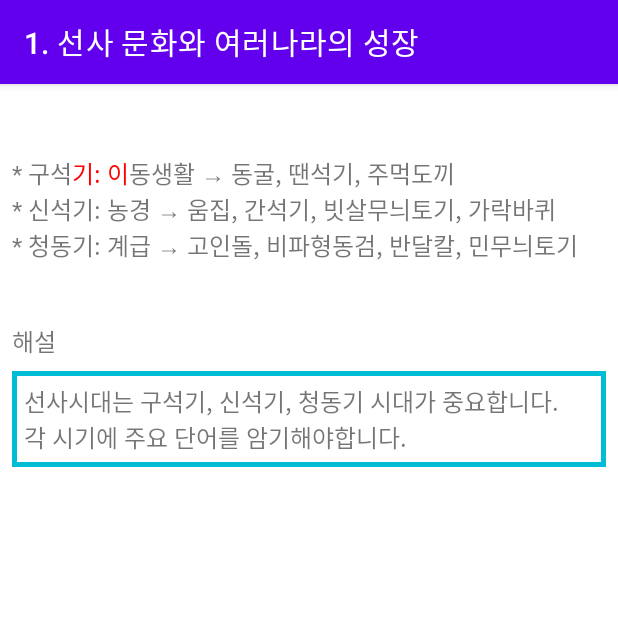
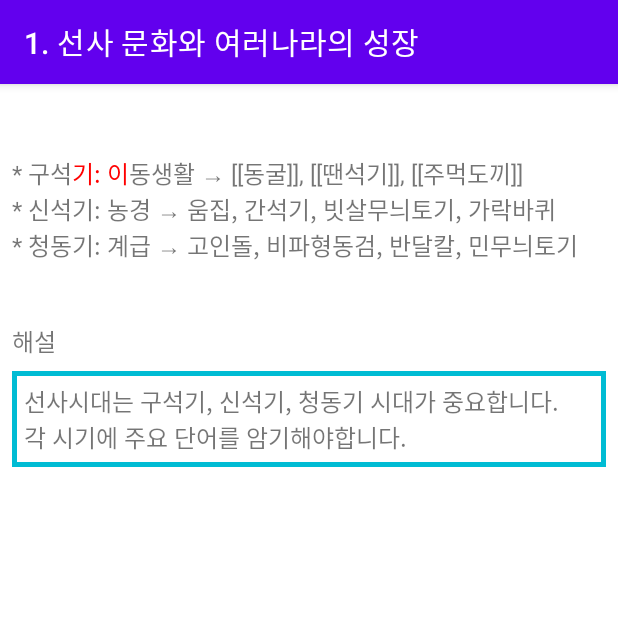
Before and after one commit to jbiglion22/KoreanHistoryNote, an Android app: the screen it shows after launch (ContentActivity), after a tap on "1. 선사 문화와 여러나라의 성장", on a phone screen of 412 x 824 dp, the top half of it. Run offline under Robolectric (Android 15) with nearby library versions, the light colour scheme and no system bars.

Commit message:
2022/6/6

```diff
--- a/app/src/main/java/com/jbiglion22/koreanhistorynote/ContentActivity.kt
+++ b/app/src/main/java/com/jbiglion22/koreanhistorynote/ContentActivity.kt
@@ -5,12 +5,16 @@ import android.os.Bundle
 import android.text.SpannableStringBuilder
 import android.text.Spanned
 import android.text.style.ForegroundColorSpan
+import android.util.Log
 import android.view.View
 import androidx.appcompat.app.AppCompatActivity
+import androidx.core.content.PackageManagerCompat.LOG_TAG
 import com.jbiglion22.koreanhistorynote.databinding.ActivityContentBinding
 
 
 class ContentActivity : AppCompatActivity() {
+    val LOG_HEAD ="ContentActivity"
+
     private lateinit var binding: ActivityContentBinding
 
     override fun onCreate(savedInstanceState: Bundle?) {
@@ -24,6 +28,24 @@ class ContentActivity : AppCompatActivity() {
         var actionBar = supportActionBar
         actionBar?.title = titlename.name
         binding.tvTitlename.text = ""
+
+
+        /* 내용을 자른다 */
+        var loc: Int =0
+        var loc2: Int =0
+        var sstr:String = ""
+        Log.d(LOGTAG,"[${LOG_HEAD}] sub=${sstr}")
+
+        while(titlename.cont.indexOf("[[",loc)>0 ) {
+            loc = titlename.cont.indexOf("[[",loc)
+            loc = loc+2
+            loc2 = titlename.cont.indexOf("]]",loc)
+            sstr = titlename.cont.substring(loc,loc2)
+
+            Log.d(LOGTAG,"[${LOG_HEAD}] sub=${sstr}")
+        }
+
+
 
         if (titlename.cont.length>0) {
             var span = SpannableStringBuilder(titlename.cont)
--- a/app/src/main/java/com/jbiglion22/koreanhistorynote/MainActivity.kt
+++ b/app/src/main/java/com/jbiglion22/koreanhistorynote/MainActivity.kt
@@ -6,9 +6,11 @@ import androidx.appcompat.app.AppCompatActivity
 import androidx.recyclerview.widget.LinearLayoutManager
 import com.jbiglion22.koreanhistorynote.databinding.ActivityMainBinding
 
+val LOGTAG = "KOREAHISTORYNOTE"
+
 val titlenameList = arrayListOf(
     TitleName(1, "1. 선사 문화와 여러나라의 성장",
-        "* 구석기: 이동생활 → 동굴, 땐석기, 주먹도끼\n" +
+        "* 구석기: 이동생활 → [[동굴]], [[땐석기]], [[주먹도끼]]\n" +
              "* 신석기: 농경 → 움집, 간석기, 빗살무늬토기, 가락바퀴\n" +
              "* 청동기: 계급 → 고인돌, 비파형동검, 반달칼, 민무늬토기",
       "선사시대는 구석기, 신석기, 청동기 시대가 중요합니다. \n"+
```
